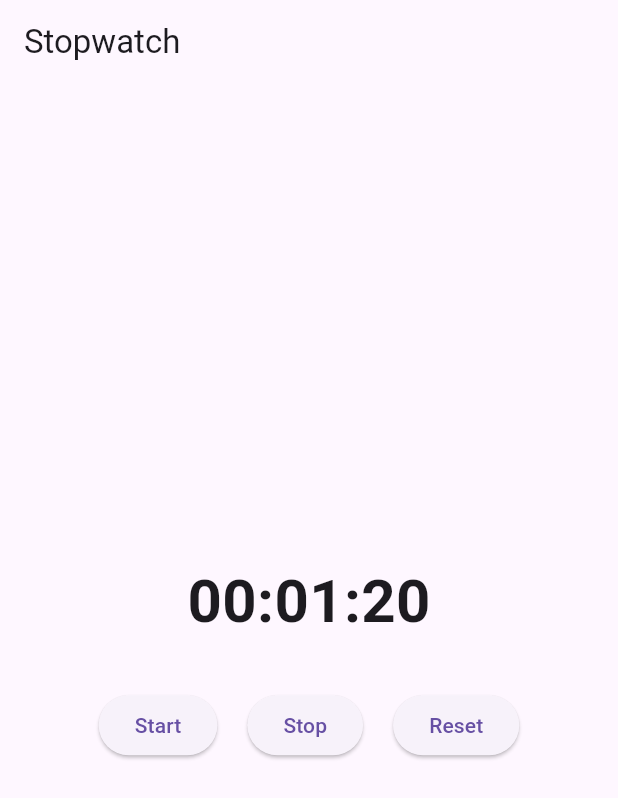
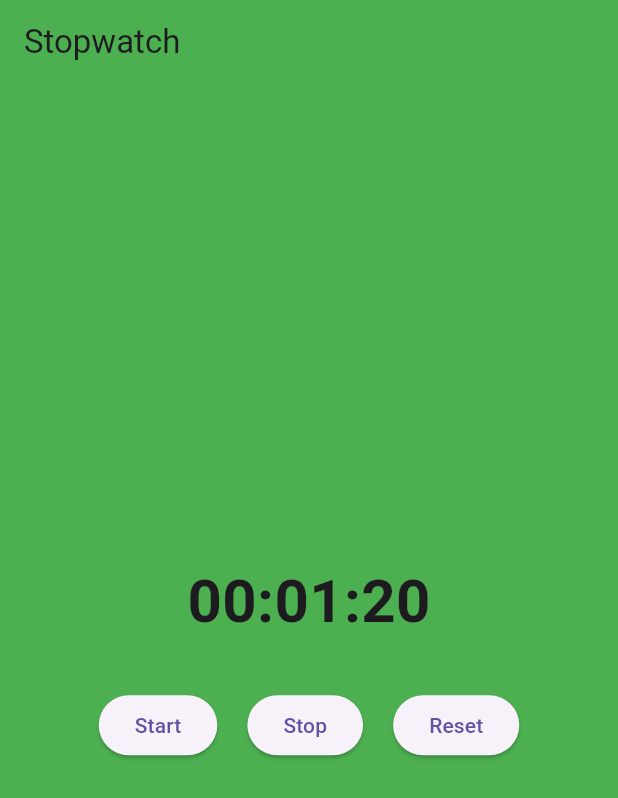
Before and after one commit to Muhannmmad/stop_watch, a Flutter app: the screen it shows after launch, after a tap on "Start", on a phone screen of 412 x 824 dp. Shown: the top 798 px of the screen. Run offline on Flutter 3.47's test engine with Material 3 defaults, Android fonts, the phone set to English and light mode, and no system bars.

Commit message:
the background color changed between red and green when it is running and stops

```diff
--- a/lib/main.dart
+++ b/lib/main.dart
@@ -31,7 +31,9 @@ class StopwatchPageState extends State<StopwatchPage> {
 
   Future<void> startTimer() async {
     if (!isRunning) {
-      isRunning = true;
+      setState(() {
+        isRunning = true;
+      });
       while (isRunning) {
         await Future.delayed(const Duration(milliseconds: 10));
         setState(() {
@@ -61,8 +63,14 @@ class StopwatchPageState extends State<StopwatchPage> {
         '${(calculatedTime.inSeconds % 60).toString().padLeft(2, '0')}:'
         '${(calculatedTime.inMilliseconds % 1000 ~/ 10).toString().padLeft(2, '0')}';
 
+    Color backgroundColor = isRunning ? Colors.green : Colors.red;
+
     return Scaffold(
-      appBar: AppBar(title: const Text('Stopwatch')),
+      appBar: AppBar(
+        title: const Text('Stopwatch'),
+        backgroundColor: backgroundColor,
+      ),
+      backgroundColor: backgroundColor,
       body: Center(
         child: Column(
           mainAxisAlignment: MainAxisAlignment.center,
```
